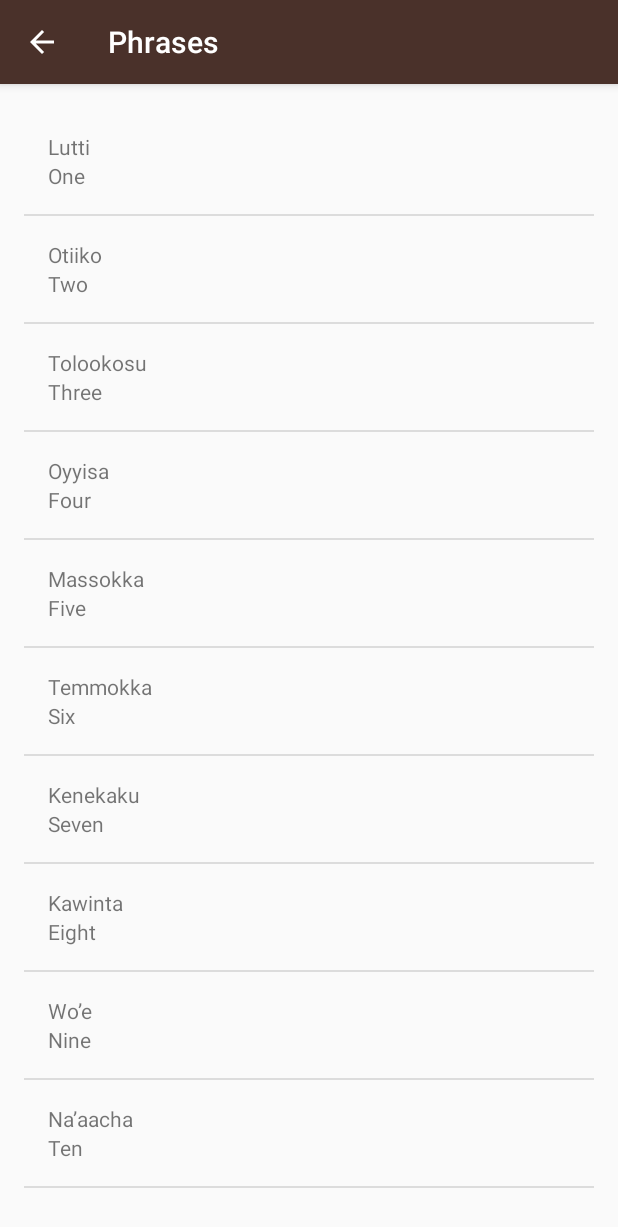
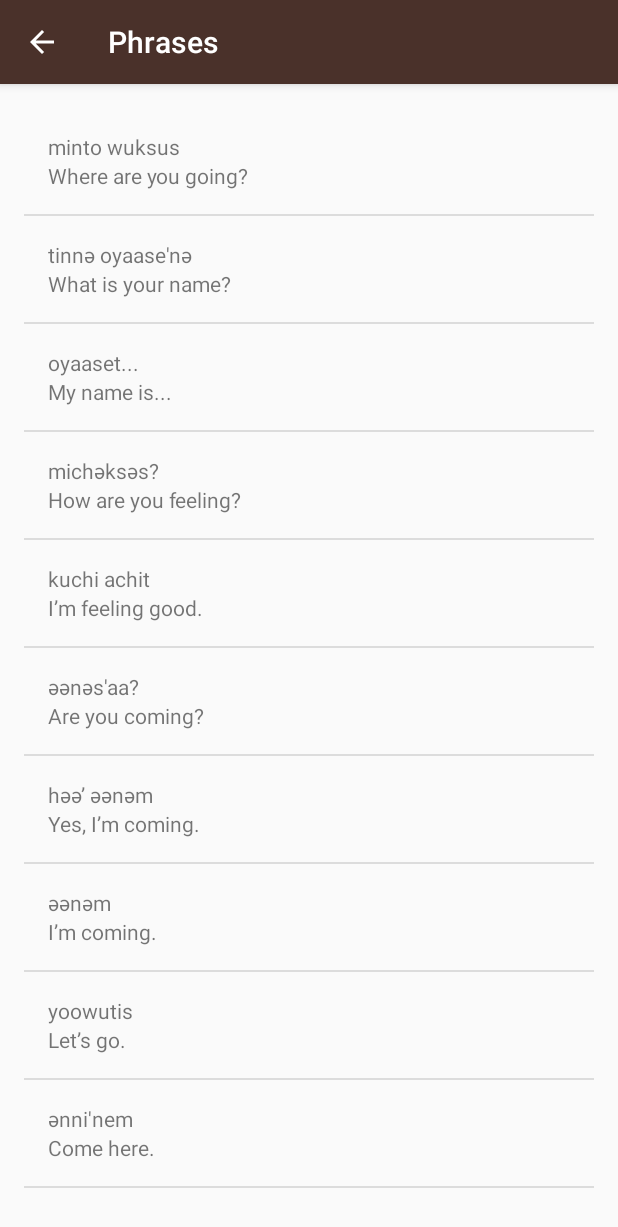
Before and after one commit to pavanrkadave/Miwok, an Android app: the PhrasesActivity screen opened directly, with no data from a screen before it, on a phone screen of 412 x 824 dp. Shown: the top 1227 px of the screen. Run offline under Robolectric (Android 15) with nearby library versions, the phone set to English and light mode, and no system bars.

Commit message:
Changes to Phrases Activity to display Proper Phrases

```diff
--- a/app/src/main/java/com/example/android/miwok/PhrasesActivity.java
+++ b/app/src/main/java/com/example/android/miwok/PhrasesActivity.java
@@ -24,16 +24,16 @@ public class PhrasesActivity extends AppCompatActivity {
         ArrayList<Word> words = new ArrayList<Word>();
 
         //Adding the words to the words arrayList
-        words.add(new Word("One", "Lutti"));
-        words.add(new Word("Two", "Otiiko"));
-        words.add(new Word("Three", "Tolookosu"));
-        words.add(new Word("Four", "Oyyisa"));
-        words.add(new Word("Five", "Massokka"));
-        words.add(new Word("Six", "Temmokka"));
-        words.add(new Word("Seven", "Kenekaku"));
-        words.add(new Word("Eight", "Kawinta"));
-        words.add(new Word("Nine", "Wo’e"));
-        words.add(new Word("Ten", "Na’aacha"));
+        words.add(new Word("Where are you going?", "minto wuksus"));
+        words.add(new Word("What is your name?", "tinnә oyaase'nә"));
+        words.add(new Word("My name is...", "oyaaset..."));
+        words.add(new Word("How are you feeling?", "michәksәs?"));
+        words.add(new Word("I’m feeling good.", "kuchi achit"));
+        words.add(new Word("Are you coming?", "әәnәs'aa?"));
+        words.add(new Word("Yes, I’m coming.", "hәә’ әәnәm"));
+        words.add(new Word("I’m coming.", "әәnәm"));
+        words.add(new Word("Let’s go.", "yoowutis"));
+        words.add(new Word("Come here.", "әnni'nem"));
 
         // Create an {@link WordAdapter}, whose data source is a list of {@link Word}s. The
         // adapter knows how to create list items for each item in the list.
```
